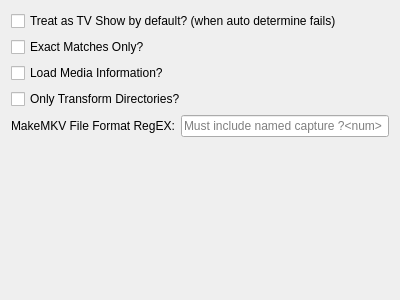
towel42-com/MediaManager, file Preferences/UI/TransformationSettings.ui: the form before one commit.
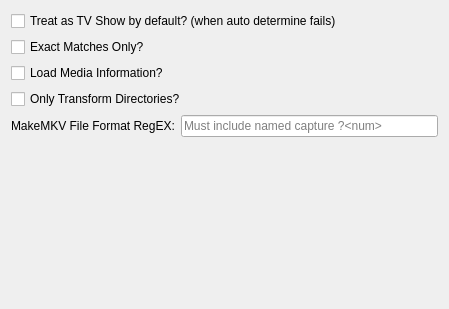
The form after the commit.

```diff
--- a/Preferences/UI/TransformationSettings.ui
+++ b/Preferences/UI/TransformationSettings.ui
@@ -6,8 +6,8 @@
    <rect>
     <x>0</x>
     <y>0</y>
-    <width>400</width>
-    <height>300</height>
+    <width>449</width>
+    <height>309</height>
    </rect>
   </property>
   <property name="windowTitle">
```
